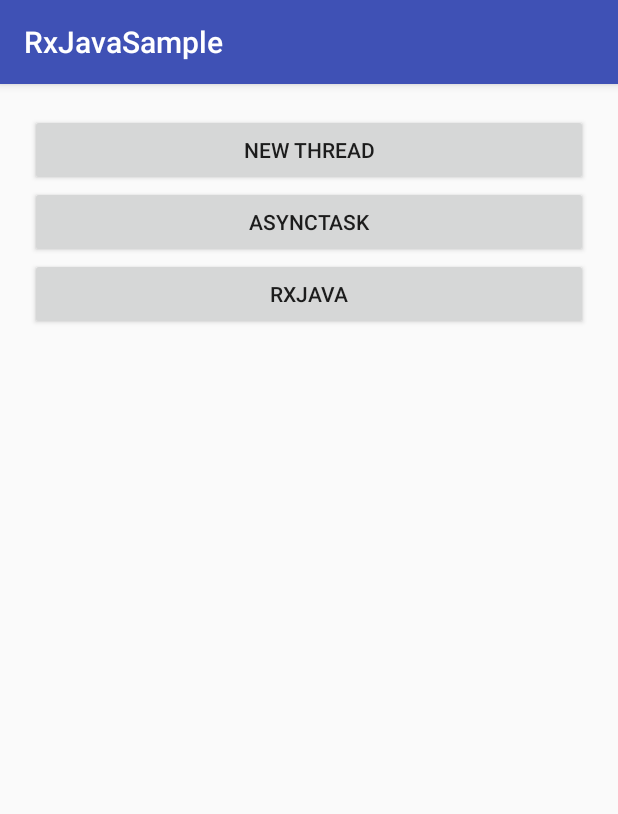
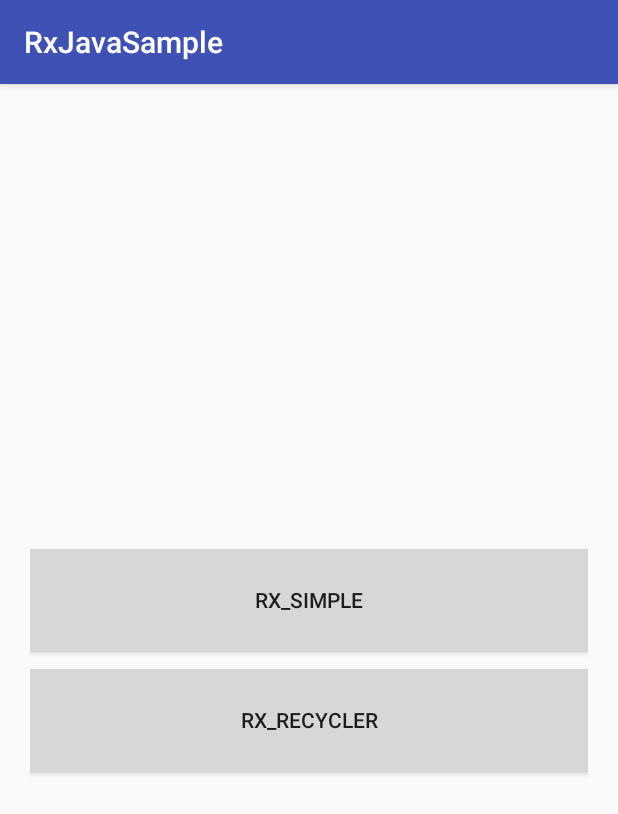
Before and after one commit to songwenju/RxJavaSample, an Android app: the screen it shows after launch (MainActivity), on a phone screen of 412 x 824 dp. Shown: the top 814 px of the screen. Run offline under Robolectric (Android 15) with nearby library versions, the phone set to English and light mode, and no system bars; our stand-ins replace ButterKnife.

Commit message:
RxJavaSample: finish the first part
Signed-off-by: songwj2 <songwj2@lenovo.com>

```diff
--- a/app/src/main/AndroidManifest.xml
+++ b/app/src/main/AndroidManifest.xml
@@ -18,9 +18,8 @@
             </intent-filter>
         </activity>
 
-        <activity android:name=".AsyncTaskActivity"/>
-        <activity android:name=".NewThreadActivity"/>
-        <activity android:name=".RxJavaActivity"/>
+        <activity android:name=".rxJavaSimple.RxJavaSceneActivity"/>
+        <activity android:name=".rxJavaSimple.RxJavaSimpleActivity"/>
     </application>
 
 </manifest>
--- a/app/src/main/java/com/example/songwenju/rxjavasample/MainActivity.java
+++ b/app/src/main/java/com/example/songwenju/rxjavasample/MainActivity.java
@@ -4,45 +4,41 @@ import android.content.Intent;
 import android.os.Bundle;
 import android.support.v7.app.AppCompatActivity;
 import android.view.View;
+import android.widget.Button;
 
-import java.util.ArrayList;
+import com.example.songwenju.rxjavasample.rxJavaSimple.RxJavaSceneActivity;
+import com.example.songwenju.rxjavasample.rxJavaSimple.RxJavaSimpleActivity;
 
+import butterknife.BindView;
 import butterknife.ButterKnife;
 import butterknife.OnClick;
 
 public class MainActivity extends AppCompatActivity {
-
-    private ArrayList<String> mImageList;
+    @BindView(R.id.btn_rx_simple)
+    Button mBtnRxSimple;
+    @BindView(R.id.btn_rx_recycler)
+    Button mBtnRxRecycler;
 
     @Override
     protected void onCreate(Bundle savedInstanceState) {
         super.onCreate(savedInstanceState);
         setContentView(R.layout.activity_main);
         ButterKnife.bind(this);
-        mImageList = new ArrayList<>();
-        for (int i = 0; i < 9; i++) {
-            mImageList.add("http://17tv.com/imges/product-1.png");
-        }
     }
 
-    @OnClick({R.id.btn_new_thread, R.id.btn_async_task, R.id.btn_rxjava})
-    void requestData(View view) {
-
+    @OnClick({R.id.btn_rx_simple,R.id.btn_rx_recycler})
+    void selectActivity(View view){
         Intent intent = null;
-        switch (view.getId()) {
-            case R.id.btn_new_thread:
-                intent = new Intent(this, NewThreadActivity.class);
-                intent.putStringArrayListExtra("imageList",mImageList);
+        switch (view.getId()){
+            case R.id.btn_rx_simple:
+                intent = new Intent(this, RxJavaSimpleActivity.class);
                 break;
-            case R.id.btn_async_task:
-                intent = new Intent(this, AsyncTaskActivity.class);
-                intent.putStringArrayListExtra("imageList",mImageList);
-                break;
-            case R.id.btn_rxjava:
-                intent = new Intent(this, RxJavaActivity.class);
-                intent.putStringArrayListExtra("imageList",mImageList);
+            case R.id.btn_rx_recycler:
+                intent = new Intent(this, RxJavaSceneActivity.class);
                 break;
         }
+
         startActivity(intent);
     }
+
 }
--- a/app/src/main/res/layout/activity_main.xml
+++ b/app/src/main/res/layout/activity_main.xml
@@ -4,23 +4,20 @@
     android:layout_width="match_parent"
     android:layout_height="match_parent"
     android:padding="20dp"
+    android:gravity="center"
     android:orientation="vertical">
 
     <Button
-        android:id="@+id/btn_new_thread"
-        android:layout_width="match_parent"
-        android:layout_height="wrap_content"
-        android:text="new Thread"/>
+        android:id="@+id/btn_rx_simple"
+        android:layout_width="400dp"
+        android:layout_height="80dp"
+        android:text="rx_simple"/>
 
     <Button
-        android:id="@+id/btn_async_task"
-        android:layout_width="match_parent"
-        android:layout_height="wrap_content"
-        android:text="AsyncTask"/>
+        android:id="@+id/btn_rx_recycler"
+        android:layout_width="400dp"
+        android:layout_height="80dp"
+        android:text="rx_recycler"/>
 
-    <Button
-        android:id="@+id/btn_rxjava"
-        android:layout_width="match_parent"
-        android:layout_height="wrap_content"
-        android:text="RxJava"/>
+
 </LinearLayout>
```
Also changed, not shown: app/src/main/java/com/example/songwenju/rxjavasample/AppConstant.java (added, +11 -0 lines), app/src/main/java/com/example/songwenju/rxjavasample/AsyncTaskActivity.java (deleted, +0 -16 lines), app/src/main/java/com/example/songwenju/rxjavasample/NewThreadActivity.java (deleted, +0 -36 lines), app/src/main/java/com/example/songwenju/rxjavasample/RxJavaActivity.java (deleted, +0 -64 lines), app/src/main/java/com/example/songwenju/rxjavasample/rxJavaSimple/RxJavaSceneActivity.java (added, +19 -0 lines), app/src/main/java/com/example/songwenju/rxjavasample/rxJavaSimple/RxJavaSimpleActivity.java (added, +149 -0 lines), app/src/main/res/layout/activity_img.xml (deleted, +0 -12 lines), app/src/main/res/layout/activity_scene.xml (renamed from app/src/main/res/layout/activity_recycler.xml, +4 -4 lines), app/src/main/res/layout/activity_simple.xml (added, +38 -0 lines).
